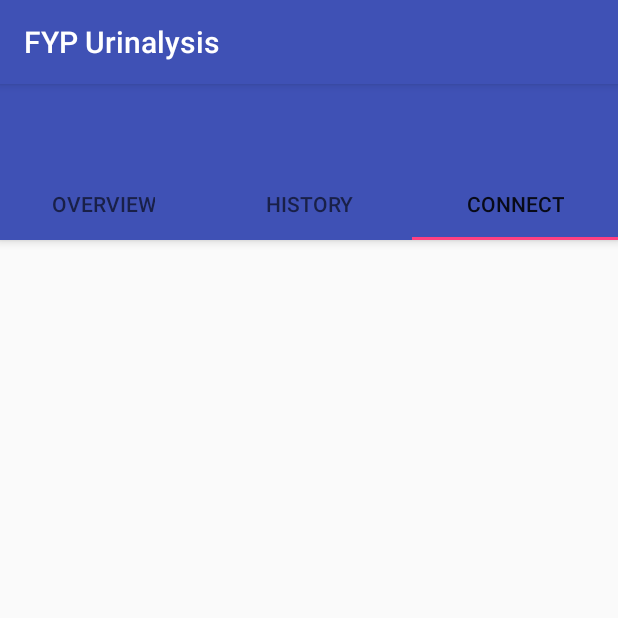
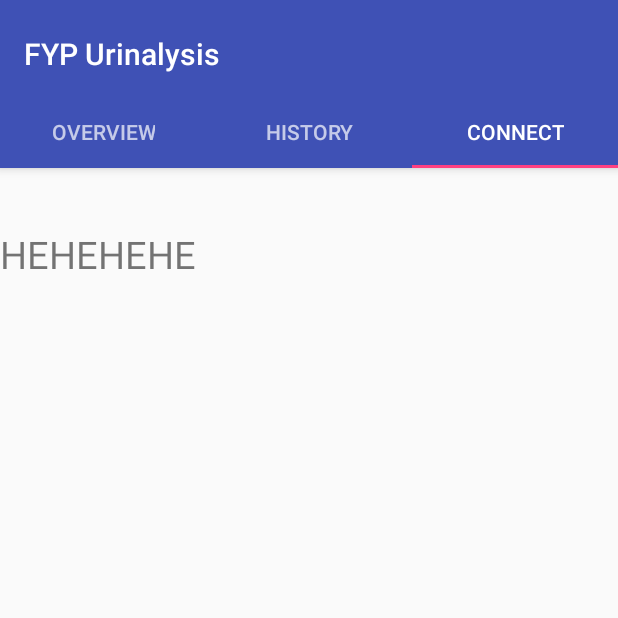
Before and after one commit to budiryan/urinalysis-app, an Android app: the screen it shows after launch (MainActivity), tab 3 chosen, on a phone screen of 412 x 824 dp, the top half of it. Run offline under Robolectric (Android 15) with nearby library versions, the light colour scheme and no system bars; libraries missing offline, so code that uses them is left out: com.github.mikephil.charting.

Commit message:
finish tab layout of the app

```diff
--- a/frontend/urinalysis/app/src/main/java/com/example/urinalysis/urinalysis/MainActivity.java
+++ b/frontend/urinalysis/app/src/main/java/com/example/urinalysis/urinalysis/MainActivity.java
@@ -7,6 +7,7 @@ import android.os.Message;
 import android.support.v4.view.ViewPager;
 import android.support.v7.app.AppCompatActivity;
 import android.os.Bundle;
+import android.support.v7.widget.Toolbar;
 import android.util.Log;
 import android.widget.TableLayout;
 
@@ -27,11 +28,12 @@ public class MainActivity extends AppCompatActivity {
     private Float[] yAxis;
     private String[] xAxis;
     private static final String TAG = "MainActivity";
-    private final String appTitle = "FYP Urinalysis";
 
     private SectionPageAdapter mSectionPageAdapter;
 
     private ViewPager mViewPager;
+
+    private Toolbar toolbar;
 
 
     private Handler handler = new Handler() {
@@ -53,9 +55,9 @@ public class MainActivity extends AppCompatActivity {
     @Override
     protected void onCreate(Bundle savedInstanceState) {
         super.onCreate(savedInstanceState);
-        setTitle(appTitle);
         setContentView(R.layout.activity_main);
         Log.d(TAG, "onCreate: starting...");
+
 
         mViewPager = (ViewPager) findViewById(R.id.container);
         setupViewPager(mViewPager);
@@ -63,6 +65,9 @@ public class MainActivity extends AppCompatActivity {
         TabLayout tabLayout = (TabLayout) findViewById(R.id.tabs);
         tabLayout.setupWithViewPager(mViewPager);
 
+        toolbar = (Toolbar) findViewById(R.id.toolbar);
+        setSupportActionBar(toolbar);
+        toolbar.setTitle("FYP Urinalysis");
 
 
 
--- a/frontend/urinalysis/app/src/main/res/layout/activity_main.xml
+++ b/frontend/urinalysis/app/src/main/res/layout/activity_main.xml
@@ -1,22 +1,28 @@
 <?xml version="1.0" encoding="utf-8"?>
-<android.support.constraint.ConstraintLayout xmlns:android="http://schemas.android.com/apk/res/android"
+<android.support.design.widget.CoordinatorLayout
+    xmlns:android="http://schemas.android.com/apk/res/android"
     xmlns:app="http://schemas.android.com/apk/res-auto"
     xmlns:tools="http://schemas.android.com/tools"
+    android:id="@+id/main_content"
     android:layout_width="match_parent"
     android:layout_height="match_parent"
+    android:fitsSystemWindows="true"
     tools:context="com.example.urinalysis.urinalysis.MainActivity">
 
     <android.support.design.widget.AppBarLayout
         android:id="@+id/appbar"
         android:layout_width="match_parent"
-        android:layout_height="wrap_content">
+        android:layout_height="wrap_content"
+        android:paddingTop="8dp"
+        android:theme="@style/AppTheme.AppBarOverlay">
 
         <android.support.v7.widget.Toolbar
             android:id="@+id/toolbar"
             android:layout_width="match_parent"
             android:layout_height="?attr/actionBarSize"
             android:background="?attr/colorPrimary"
-            app:layout_scrollFlags="scroll|enterAlways">
+            app:layout_scrollFlags="scroll|enterAlways"
+            app:popupTheme="@style/AppTheme.PopupOverlay">
 
         </android.support.v7.widget.Toolbar>
 
@@ -31,8 +37,8 @@
         android:id="@+id/container"
         android:layout_width="match_parent"
         android:layout_height="match_parent"
-        android:layout_marginTop="8dp"
-        app:layout_behavior="@string/appbar_scrolling_view_behavior"
-        app:layout_constraintTop_toBottomOf="@+id/appbar" />
+        app:layout_behavior="@string/appbar_scrolling_view_behavior"/>
 
-</android.support.constraint.ConstraintLayout>
+
+
+</android.support.design.widget.CoordinatorLayout>
--- a/frontend/urinalysis/app/src/main/res/layout/connect_fragment.xml
+++ b/frontend/urinalysis/app/src/main/res/layout/connect_fragment.xml
@@ -1,16 +1,19 @@
 <?xml version="1.0" encoding="utf-8"?>
-<android.support.constraint.ConstraintLayout
-    xmlns:android="http://schemas.android.com/apk/res/android"
+<android.support.constraint.ConstraintLayout xmlns:android="http://schemas.android.com/apk/res/android"
+    xmlns:app="http://schemas.android.com/apk/res-auto"
     xmlns:tools="http://schemas.android.com/tools"
     android:layout_width="match_parent"
     android:layout_height="match_parent">
 
     <TextView
-        android:id="@+id/editText"
+        android:id="@+id/textTab1"
         android:layout_width="wrap_content"
         android:layout_height="wrap_content"
-        android:text="Connect Fragment"
-        tools:layout_editor_absoluteX="1dp"
-        tools:layout_editor_absoluteY="168dp" />
+        android:layout_centerHorizontal="true"
+        android:layout_marginTop="40dp"
+        android:text="HEHEHEHE"
+        android:textSize="25sp"
+        app:layout_constraintStart_toStartOf="parent"
+        app:layout_constraintTop_toTopOf="parent" />
 
 </android.support.constraint.ConstraintLayout>
--- a/frontend/urinalysis/app/src/main/res/layout/history_fragment.xml
+++ b/frontend/urinalysis/app/src/main/res/layout/history_fragment.xml
@@ -6,11 +6,14 @@
     android:layout_height="match_parent">
 
     <TextView
-        android:id="@+id/editText"
+        android:id="@+id/textTab1"
         android:layout_width="wrap_content"
-        android:layout_height="30dp"
-        android:text="History Fragment"
-        tools:layout_editor_absoluteX="1dp"
-        tools:layout_editor_absoluteY="134dp" />
+        android:layout_height="wrap_content"
+        android:layout_centerHorizontal="true"
+        android:layout_marginTop="40dp"
+        android:text="Tab1"
+        android:textSize="25sp"
+        app:layout_constraintStart_toStartOf="parent"
+        app:layout_constraintTop_toTopOf="parent" />
 
 </android.support.constraint.ConstraintLayout>
--- a/frontend/urinalysis/app/src/main/res/values/strings.xml
+++ b/frontend/urinalysis/app/src/main/res/values/strings.xml
@@ -1,3 +1,3 @@
 <resources>
-    <string name="app_name">urinalysis</string>
+    <string name="app_name">FYP Urinalysis</string>
 </resources>
--- a/frontend/urinalysis/app/src/main/res/values/styles.xml
+++ b/frontend/urinalysis/app/src/main/res/values/styles.xml
@@ -1,11 +1,15 @@
 <resources>
 
     <!-- Base application theme. -->
-    <style name="AppTheme" parent="Theme.AppCompat.Light.DarkActionBar">
+    <style name="AppTheme" parent="Theme.AppCompat.Light.NoActionBar">
         <!-- Customize your theme here. -->
         <item name="colorPrimary">@color/colorPrimary</item>
         <item name="colorPrimaryDark">@color/colorPrimaryDark</item>
         <item name="colorAccent">@color/colorAccent</item>
     </style>
 
+    <style name="AppTheme.AppBarOverlay" parent="ThemeOverlay.AppCompat.Dark.ActionBar"/>
+
+    <style name="AppTheme.PopupOverlay" parent="ThemeOverlay.AppCompat.Light"/>
+
 </resources>
```
